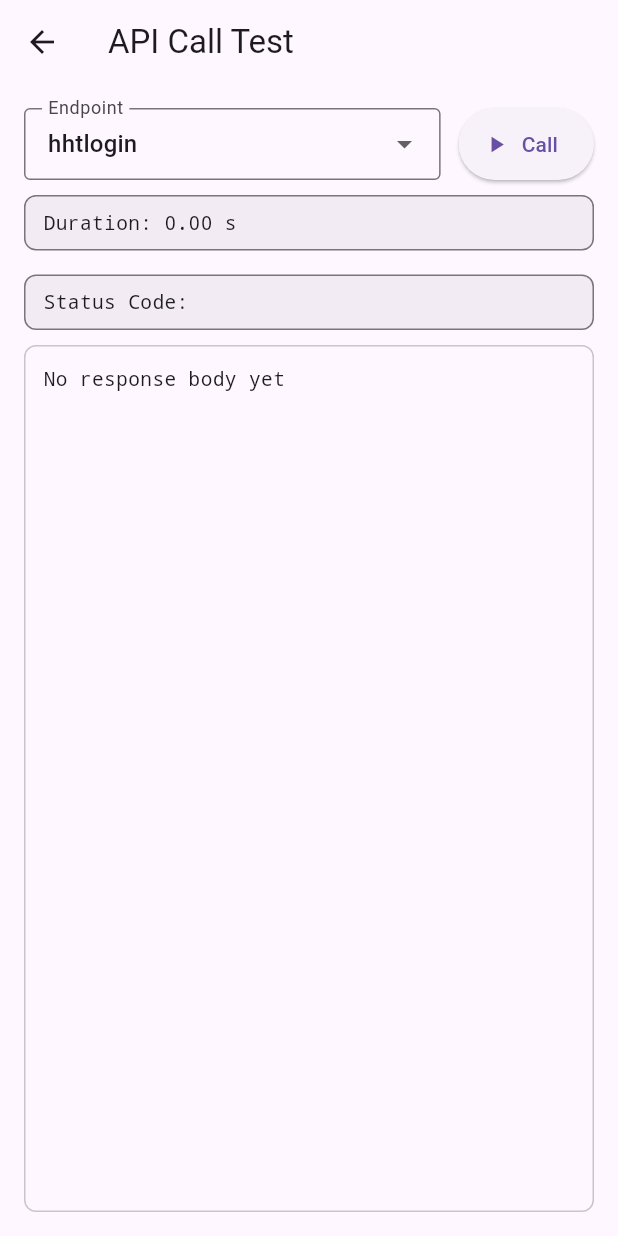
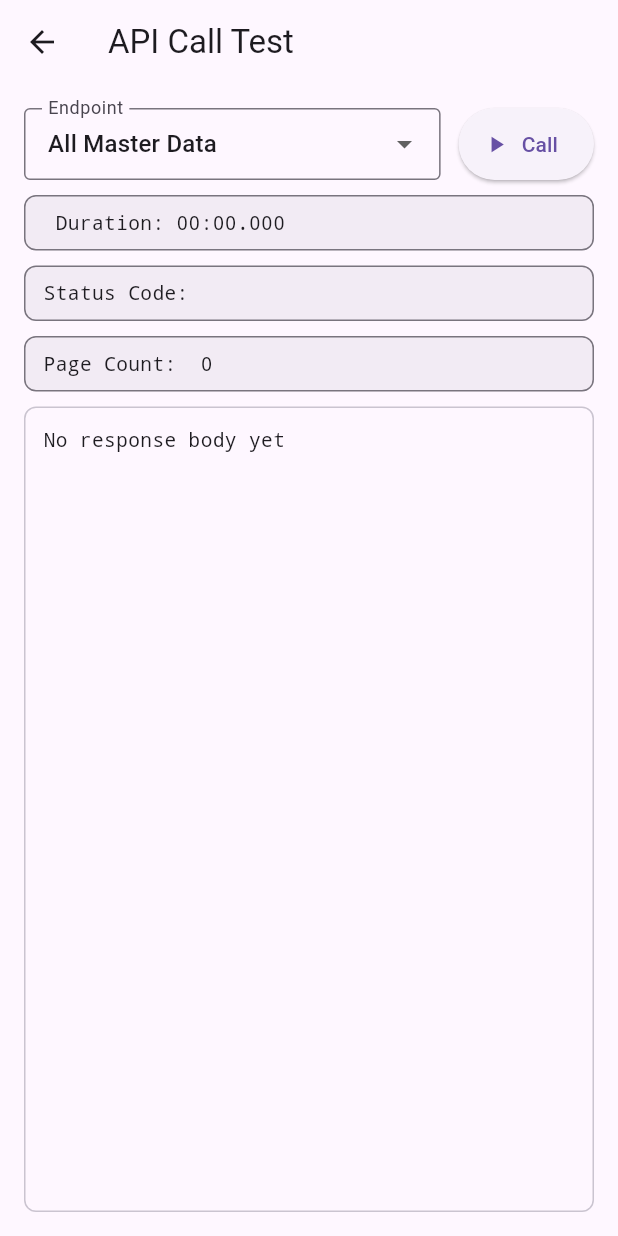
Before and after one commit to leoccccccchu/keyence_flutter_demo, a Flutter app: the screen it shows after launch, after a tap on "API Test", on a phone screen of 412 x 824 dp. Run offline on Flutter 3.47's test engine with Material 3 defaults, Android fonts, the phone set to English and light mode, and no system bars; our stand-ins replace dio; network calls fail.

Commit message:
update asyn for api_test.dart

```diff
--- a/lib/api_test.dart
+++ b/lib/api_test.dart
@@ -15,21 +15,32 @@ class ApiTestPage extends StatefulWidget {
 }
 
 //Endpoint dropdown list
-enum Endpoint { hhtlogin, hhtitems, hhtlocations }
+enum Endpoint {
+  all,
+  hhtlogin,
+  hhtitems,
+  hhtbarcodes,
+  hhtlocations,
+  hhtturncodes,
+}
 
 Endpoint _selected = Endpoint.values.first;
 
 extension EndpointLabel on Endpoint {
   String get label {
     switch (this) {
-      // case Endpoint.jsonplaceholder:
-      //   return 'jsonplaceholder';
+      case Endpoint.all:
+        return 'All Master Data';
       case Endpoint.hhtlogin:
-        return 'hhtlogin';
+        return 'Login';
       case Endpoint.hhtitems:
-        return 'hhtitems';
+        return 'Item';
+      case Endpoint.hhtbarcodes:
+        return 'Barcode';
       case Endpoint.hhtlocations:
-        return 'hhtlocations';
+        return 'Location';
+      case Endpoint.hhtturncodes:
+        return 'Turn Code';
     }
   }
 }
@@ -40,18 +51,23 @@ class _ApiTestPageState extends State<ApiTestPage> {
     BaseOptions(
       connectTimeout: const Duration(seconds: 30),
       receiveTimeout: const Duration(seconds: 60),
-      headers: const {'Accept': '*/*', 'User-Agent': 'BCApp/1.0 (Flutter Dio)'},
+      headers: const {
+        'Accept': 'application/json',
+        //change to config later
+        'Authorization': 'Basic YXBpOiR6UV4kMDcyYmY3Rg==',
+      },
       validateStatus: (_) => true,
     ),
   );
   String statusCode = "";
+  int pageCount = 0;
   // String responseBody = "Response Body";
   // NOT shown, never force Flutter to lay out megabytes of text, or else it will crash
   String responseBodyFull = "";
   String responseBodyPreview = ''; // Shown in the scroll box
   static const int kPreviewCap = 40000; // ~40k chars is safe for UI
   final bool _loading = false;
-  Duration elapsed = Duration.zero; //performance measure
+  String elapsed = "00:00.000"; //performance measure
 
   @override
   void initState() {
@@ -59,49 +75,104 @@ class _ApiTestPageState extends State<ApiTestPage> {
     _selected = Endpoint.values.first; // reset every time page is created
   }
 
-  Future<void> _callSelected() async {
+  // Example of using it (e.g., inside your button handler)
+  Future<void> onCallPressed() async {
+    resetResult();
+    final results = await selectEndPointAsync(dio);
+    updateResult(results);
+  }
+
+  // Call ALL endpoints concurrently
+  Future<List<Map<String, dynamic>>> selectEndPointAsync(Dio dio) async {
+    //select endpoints based on the dropdown selection
+    // If "all" is selected, call all endpoints
+    List endpoints = <Endpoint>[];
+    switch (_selected) {
+      case Endpoint.all:
+        endpoints = [
+          // Endpoint.hhtlogin,  //login not for master data
+          Endpoint.hhtitems,
+          Endpoint.hhtbarcodes,
+          Endpoint.hhtlocations,
+          Endpoint.hhtturncodes,
+        ];
+      default:
+        endpoints = [_selected];
+    }
+
+    //for each endpoint on list, call the API and return a list of results
+    final futures = endpoints
+        .map((endpoint) => _callEndPoint(dio, endpoint))
+        .toList();
+    return await Future.wait(futures);
+  }
+
+  // Call a single endpoint and return the result
+  Future<Map<String, dynamic>> _callEndPoint(Dio dio, Endpoint ep) async {
+    final sw = Stopwatch()..start(); // mark start
+    int page = 0;
+    String status = '--';
     try {
-      setState(() {
-        statusCode = '-';
-        responseBodyFull = '';
-        responseBodyPreview = '';
-        elapsed = Duration.zero;
-      });
-      // mark start
-      final sw = Stopwatch()..start();
-
       //Build URI
-      final uri = _bcUri(_selected, qp: _defaultQuery(_selected));
-      // Make API call
+      final firstUrl = _bcUri(ep, qp: _defaultQuery(ep));
+      String? url = firstUrl.toString();
+      // while (url != null && pageCount <= 5) {
+      while (url != null) {
+        //fetchAllPages
+        // Make API call ****🚀
         final response = await dio.get(
-        uri.toString(),
+          url,
           options: Options(
             headers: {
-            'Accept': 'application/json;odata.metadata=none',
-            'Authorization': 'Basic YXBpOiR6UV4kMDcyYmY3Rg==',
+              //change to config later
+              'Company': 'CDN',
+              //change to config later
+              'Prefer': 'odata.maxpagesize=5000',
             },
           ),
         );
+        page++;
+        final data = response.data as Map<String, dynamic>;
 
-      if (!mounted) return;
+        // Get nextLink if exists
+        url = data['@odata.nextLink'] as String?;
+
+        //*******aysnc insert to database here if needed  ******
+
+        //only keep preview of the last page
+        if (url == null) {
+          status = response.statusCode.toString();
+          if (_selected != Endpoint.all) {
+            responseBodyFull = _prettyJson(
+              response.data,
+            ); // keep full, off-screen
+          }
+        }
+      }
+
       sw.stop();
 
-      setState(() {
-        // // responseBody = _pretty("${response.data}");
-        // responseBodyFull = "${response.data}";
-        statusCode = "${response.statusCode}";
-        responseBodyFull = _prettyJson(response.data); // keep full, off-screen
-        responseBodyPreview = _toPreview(response.data); // render only preview
-        elapsed = sw.elapsed;
-      });
+      return {
+        'endpoint': ep.name,
+        'status': status,
+        'duration': fmtMinSecMs(sw.elapsed),
+        'page': page,
+        'data': responseBodyFull, // keep full data for debugging
+      };
     } catch (e) {
-      setState(() {
-        statusCode = "Error: $e";
-      });
+      sw.stop();
+      return {
+        'endpoint': ep.name,
+        'status': 'ERR',
+        'duration': fmtMinSecMs(sw.elapsed),
+        'error': e.toString(),
+      };
     }
   }
 
   final endpoint = _selected.name;
+  // final fqdn = "bc.cosme.work"; //change to config later
+  // final port = "7078"; //change to config later
   final fqdn = "bc-dev-ra.cosme.work"; //change to config later
   final port = "2053"; //change to config later
   Uri _bcUri(Endpoint e, {Map<String, String>? qp}) {
@@ -124,8 +195,20 @@ class _ApiTestPageState extends State<ApiTestPage> {
           r'$expand': 'hhtcompanies', //change to config later
         };
       case Endpoint.hhtitems:
+        return {
+          r'$select': //only return needed fields, this can make payload much smaller and faster
+              'number,whCode,description,net,color,brand,itemCateCode,itemSubCate1,itemSubCate2,lastModifyDateTime',
+        };
+      case Endpoint.hhtbarcodes:
+        return {
+          r'$select': //only return needed fields, this can make payload much smaller and faster
+              'number,barcode,lastModifyDateTime',
+        };
+      case Endpoint.hhtlocations:
         return {};
-      case Endpoint.hhtlocations:
+      case Endpoint.hhtturncodes:
+        return {};
+      case Endpoint.all:
         return {};
     }
   }
@@ -145,15 +228,54 @@ class _ApiTestPageState extends State<ApiTestPage> {
     return '${s.substring(0, cap)}\n…(truncated, ${s.length} chars total)';
   }
 
-  String secs(Duration d, {int decimals = 2}) =>
-      (d.inMilliseconds / 1000).toStringAsFixed(decimals); // "3.27"
+  String fmtMinSecMs(Duration d) {
+    final minutes = d.inMinutes; // total minutes
+    final seconds = d.inSeconds % 60; // 0–59
+    final millis = d.inMilliseconds % 1000; // 0–999
+    return '${minutes.toString().padLeft(2, '0')}:'
+        '${seconds.toString().padLeft(2, '0')}.'
+        '${millis.toString().padLeft(3, '0')}';
+  }
+
+  void resetResult() {
+    if (!mounted) return;
+    setState(() {
+      statusCode = '--';
+      pageCount = 0;
+      responseBodyPreview = '';
+      elapsed = "00:00.000";
+    });
+  }
+
+  void updateResult(List<Map<String, dynamic>> results) {
+    if (!mounted) return;
+    String body = '';
+    if (_selected == Endpoint.all) {
+      body = results
+          .map(
+            (r) =>
+                '• ${r['endpoint']} -${r['status']} | ${r['page']} | ${r['duration']}',
+          )
+          .join('\n');
+      setState(() {
+        responseBodyPreview = body;
+      });
+    } else {
+      final r = results.first; // only one result
+      setState(() {
+        statusCode = r['status'];
+        responseBodyPreview = _toPreview(r['data']);
+        elapsed = r['duration'];
+        pageCount = r['page'] is int ? r['page'] as int : 0;
+      });
+    }
+  }
 
   @override
   void dispose() {
     // Close HTTP client resources and clean up controllers/listeners if added later.
     // Dio supports close(); set force=true to terminate pending connections if any.
     dio.close(force: true);
-
     super.dispose();
   }
 
@@ -190,7 +312,7 @@ class _ApiTestPageState extends State<ApiTestPage> {
                 SizedBox(
                   height: 48,
                   child: ElevatedButton.icon(
-                    onPressed: _loading ? null : _callSelected,
+                    onPressed: _loading ? null : () => onCallPressed(),
                     icon: _loading
                         ? const SizedBox(
                             width: 16,
@@ -216,11 +338,11 @@ class _ApiTestPageState extends State<ApiTestPage> {
                 ).colorScheme.surfaceContainerHighest.withOpacity(0.5),
               ),
               child: Text(
-                'Duration: ${secs(elapsed, decimals: 2)} s',
+                ' Duration: $elapsed',
                 style: const TextStyle(fontFamily: 'monospace', fontSize: 13),
               ),
             ),
-            const SizedBox(height: 16),
+            const SizedBox(height: 10),
             Container(
               width: double.infinity,
               padding: const EdgeInsets.symmetric(vertical: 8, horizontal: 12),
@@ -234,6 +356,23 @@ class _ApiTestPageState extends State<ApiTestPage> {
               ),
               child: Text(
                 'Status Code:  $statusCode',
+                style: const TextStyle(fontFamily: 'monospace', fontSize: 13),
+              ),
+            ),
+            const SizedBox(height: 10),
+            Container(
+              width: double.infinity,
+              padding: const EdgeInsets.symmetric(vertical: 8, horizontal: 12),
+              decoration: BoxDecoration(
+                borderRadius: BorderRadius.circular(8),
+                border: Border.all(color: Theme.of(context).dividerColor),
+                color: Theme.of(
+                  context,
+                  // ignore: deprecated_member_use
+                ).colorScheme.surfaceContainerHighest.withOpacity(0.5),
+              ),
+              child: Text(
+                'Page Count:  $pageCount',
                 style: const TextStyle(fontFamily: 'monospace', fontSize: 13),
               ),
             ),
```
Lines whose indentation alone changed are shown as unchanged.
